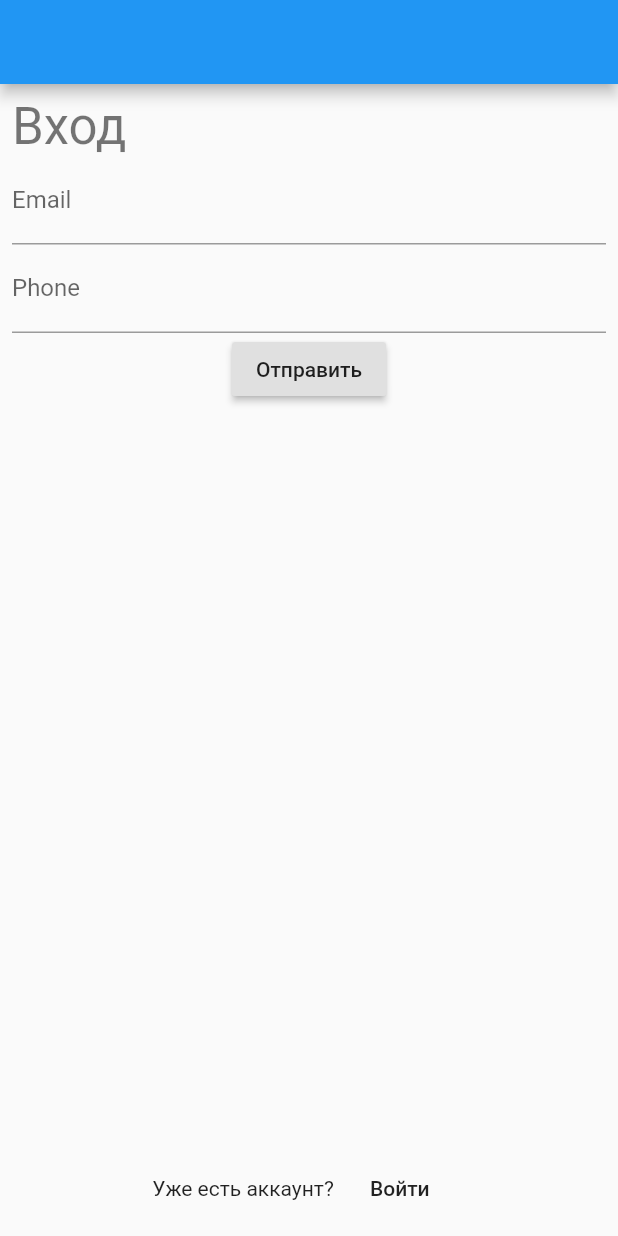
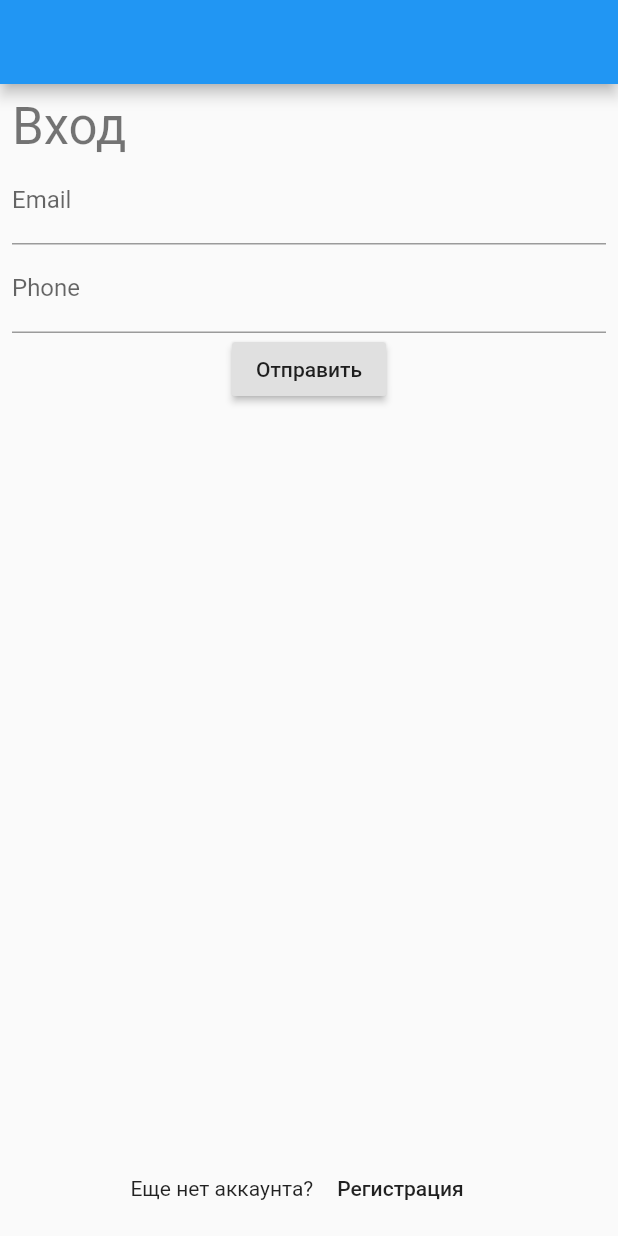
Before and after one commit to Artemshchurev/skillbox_homework, a Flutter app: the screen it shows after launch, on a phone screen of 412 x 824 dp. Run offline on Flutter 3.47's test engine with Material 2 defaults, Android fonts, the phone set to English and light mode, and no system bars; our stand-ins replace carousel_slider, fluro; missing offline and left inert: dart:ffi; generated files the repository leaves out were written again.

```diff
--- a/10_Testing/testing/lib/views/login_view.dart
+++ b/10_Testing/testing/lib/views/login_view.dart
@@ -53,16 +53,16 @@ class _LoginViewState extends State<LoginView> {
                   children: [
                     Text(
                       _formType == FormType.login
-                          ? 'Уже есть аккаунт?'
-                          : 'Еще нет аккаунта? ',
+                          ? 'Еще нет аккаунта?'
+                          : 'Уже есть аккаунт?',
                     ),
                     FlatButton(
                       child: RichText(
                         text: TextSpan(children: [
                           TextSpan(
                             text: _formType == FormType.login
-                                ? 'Войти'
-                                : 'Регистрация',
+                                ? 'Регистрация'
+                                : 'Войти',
                           )
                         ], style: Theme.of(context).textTheme.bodyText1),
                       ),
```
Also changed, not shown: 10_Testing/testing/pubspec.lock.
